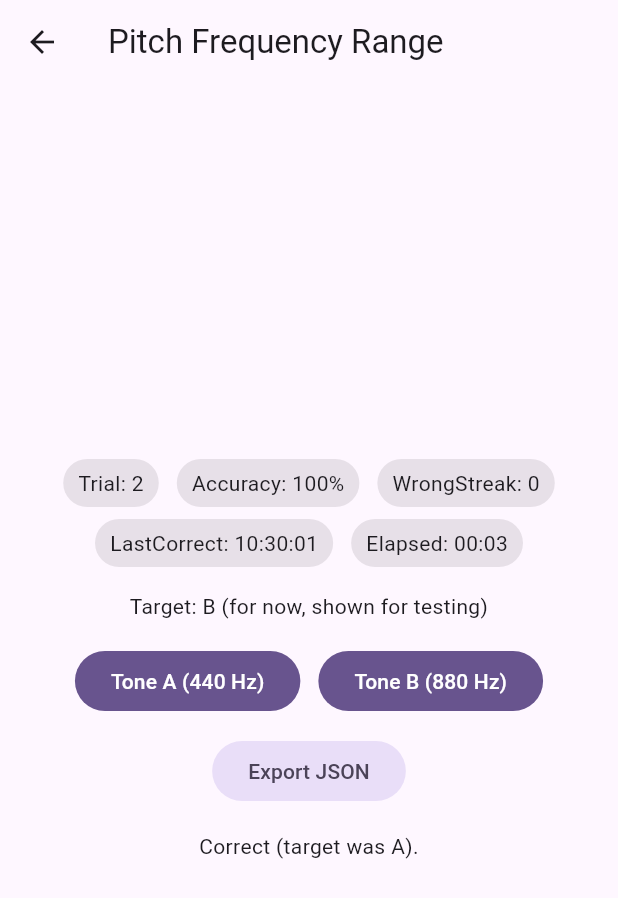
After one commit to cmdor/human_sensing_benchmarks, a Flutter app: the PitchFrequencyRangePage screen opened directly, after a tap on an icon or button, on a phone screen of 412 x 824 dp. The commit adds this screen. Shown: the top 898 px of the screen. Run offline on Flutter 3.47's test engine with Material 3 defaults, Android fonts, the phone set to English and light mode, and no system bars; our stand-ins replace shared_preferences; missing offline and left inert: dart:html, flutter_soloud; accounts and stored records are empty.

Commit message:
feat: add sound processing library

```diff
--- a/lib/main.dart
+++ b/lib/main.dart
@@ -4,6 +4,7 @@ import 'package:flutter/material.dart';
 import 'sight/smallest_noticeable_size.dart';
 import 'sight/contrast_finder.dart';
 import 'sight/outcomes_page.dart';
+import 'sound/pitch_frequency_range.dart';
 
 void main() {
   runApp(const MyApp());
@@ -93,6 +94,17 @@ class TrialHomePage extends StatelessWidget {
                     );
                   },
                   child: const Text('Outcomes'),
+                ),
+                const SizedBox(height: 12),
+                FilledButton.tonal(
+                  onPressed: () {
+                    Navigator.of(context).push(
+                      MaterialPageRoute<void>(
+                        builder: (_) => const PitchFrequencyRangePage(),
+                      ),
+                    );
+                  },
+                  child: const Text('Pitch Frequency Range'),
                 ),
               ],
             ),
--- /dev/null
+++ b/lib/sound/pitch_frequency_range.dart
@@ -0,0 +1,224 @@
+import 'dart:math';
+
+import 'package:flutter/material.dart';
+
+import '../utils/outcomes.dart';
+import '../utils/session_store.dart';
+import '../utils/trial_framework.dart';
+import '../utils/trial_widgets.dart';
+import 'soloud_tone_player.dart';
+
+class ParameterizedSoundGenerator {
+  const ParameterizedSoundGenerator({
+    required this.id,
+    required this.frequencyHz,
+    required this.amplitude,
+    required this.duration,
+  });
+
+  final String id;
+  final double frequencyHz;
+  final double amplitude;
+  final Duration duration;
+}
+
+class SoundTrial {
+  const SoundTrial({
+    required this.targetId,
+    required this.a,
+    required this.b,
+  });
+
+  final String targetId;
+  final ParameterizedSoundGenerator a;
+  final ParameterizedSoundGenerator b;
+}
+
+class SoundGuess {
+  const SoundGuess(this.selectedId);
+  final String selectedId;
+}
+
+class PitchFrequencyRangePage extends StatefulWidget {
+  const PitchFrequencyRangePage({super.key});
+
+  @override
+  State<PitchFrequencyRangePage> createState() => _PitchFrequencyRangePageState();
+}
+
+class _PitchFrequencyRangePageState extends State<PitchFrequencyRangePage> {
+  final Random _random = Random();
+  final SessionStore _store = SessionStore();
+
+  late TrialRunner<SoundTrial, SoundGuess> _runner;
+  List<TrialOutcome> _outcomes = const <TrialOutcome>[];
+  bool _savedSession = false;
+  String _status = 'Tap Tone A or Tone B.';
+
+  static const _toneA = ParameterizedSoundGenerator(
+    id: 'A',
+    frequencyHz: 440,
+    amplitude: 0.6,
+    duration: Duration(milliseconds: 600),
+  );
+
+  static const _toneB = ParameterizedSoundGenerator(
+    id: 'B',
+    frequencyHz: 880,
+    amplitude: 0.6,
+    duration: Duration(milliseconds: 600),
+  );
+
+  @override
+  void initState() {
+    super.initState();
+    _runner = _newRunner();
+    _runner.start();
+  }
+
+  TrialRunner<SoundTrial, SoundGuess> _newRunner() {
+    return TrialRunner<SoundTrial, SoundGuess>(
+      initialState: TrialRunnerState(startedAt: DateTime.now()),
+      generateTrial: (state) {
+        final target = _random.nextBool() ? 'A' : 'B';
+        return SoundTrial(targetId: target, a: _toneA, b: _toneB);
+      },
+      scoreTrial: (trial, guess) {
+        final correct = guess.selectedId == trial.targetId;
+        return TrialScore(
+          correct: correct,
+          valid: true,
+          data: <String, Object?>{
+            'targetId': trial.targetId,
+            'selectedId': guess.selectedId,
+            'aHz': trial.a.frequencyHz,
+            'bHz': trial.b.frequencyHz,
+            'durationMs': trial.a.duration.inMilliseconds,
+          },
+        );
+      },
+      reduceState: (state, score) {
+        final total = state.totalScored + 1;
+        if (!score.correct) {
+          final wrongStreak = state.wrongStreak + 1;
+          return state.copyWith(
+            trialIndex: state.trialIndex + 1,
+            totalScored: total,
+            correctScored: state.correctScored,
+            wrongStreak: wrongStreak,
+            finished: wrongStreak >= 2,
+          );
+        }
+
+        return state.copyWith(
+          trialIndex: state.trialIndex + 1,
+          totalScored: total,
+          correctScored: state.correctScored + 1,
+          wrongStreak: 0,
+          lastCorrectAt: DateTime.now(),
+        );
+      },
+    );
+  }
+
+  Future<void> _play(ParameterizedSoundGenerator g) async {
+    await SoLoudTonePlayer.instance.playSine(
+      frequencyHz: g.frequencyHz,
+      amplitude: g.amplitude,
+      duration: g.duration,
+    );
+  }
+
+  Future<void> _press(String id) async {
+    if (_runner.state.finished) return;
+
+    final trial = _runner.currentTrial;
+    final generator = id == 'A' ? trial.a : trial.b;
+
+    await _play(generator);
+
+    final score = _runner.submitGuess(SoundGuess(id));
+    setState(() {
+      _status = score.correct
+          ? 'Correct (target was ${trial.targetId}).'
+          : 'Wrong (target was ${trial.targetId}).';
+    });
+
+    if (_runner.state.finished) {
+      _onFinished();
+    }
+  }
+
+  void _onFinished() {
+    if (_savedSession) return;
+    _savedSession = true;
+    final outcomes = deriveOutcomes(_runner.report);
+    setState(() {
+      _outcomes = outcomes;
+      _status = 'Finished (2 wrong in a row).';
+    });
+    _store.appendSession(_runner.report, _runner.summaryJson());
+  }
+
+  void _restart() {
+    setState(() {
+      _runner = _newRunner();
+      _runner.start();
+      _outcomes = const <TrialOutcome>[];
+      _savedSession = false;
+      _status = 'Tap Tone A or Tone B.';
+    });
+  }
+
+  @override
+  Widget build(BuildContext context) {
+    final trial = _runner.currentTrial;
+    return Scaffold(
+      appBar: AppBar(title: const Text('Pitch Frequency Range')),
+      body: Center(
+        child: SingleChildScrollView(
+          padding: const EdgeInsets.all(24),
+          child: ConstrainedBox(
+            constraints: const BoxConstraints(maxWidth: 520),
+            child: Column(
+              mainAxisSize: MainAxisSize.min,
+              children: [
+                SessionStatsBar(runner: _runner),
+                const SizedBox(height: 16),
+                Text(
+                  'Target: ${trial.targetId} (for now, shown for testing)',
+                  textAlign: TextAlign.center,
+                ),
+                const SizedBox(height: 16),
+                Wrap(
+                  spacing: 12,
+                  runSpacing: 12,
+                  alignment: WrapAlignment.center,
+                  children: [
+                    FilledButton(
+                      onPressed: _runner.state.finished ? null : () => _press('A'),
+                      child: Text('Tone A (${trial.a.frequencyHz.toInt()} Hz)'),
+                    ),
+                    FilledButton(
+                      onPressed: _runner.state.finished ? null : () => _press('B'),
+                      child: Text('Tone B (${trial.b.frequencyHz.toInt()} Hz)'),
+                    ),
+                  ],
+                ),
+                const SizedBox(height: 12),
+                ExportJsonButton(runner: _runner),
+                const SizedBox(height: 16),
+                Text(_status, textAlign: TextAlign.center),
+                if (_runner.state.finished) OutcomesSummary(outcomes: _outcomes),
+                if (_runner.state.finished) ...[
+                  const SizedBox(height: 12),
+                  TextButton(onPressed: _restart, child: const Text('Restart')),
+                ],
+              ],
+            ),
+          ),
+        ),
+      ),
+    );
+  }
+}
--- /dev/null
+++ b/lib/sound/soloud_tone_player.dart
@@ -0,0 +1,69 @@
+import 'dart:async';
+
+import 'package:flutter_soloud/flutter_soloud.dart';
+
+/// Minimal helper to play short procedural sine tones via SoLoud.
+///
+/// This keeps SoLoud init + waveform creation out of the UI layer.
+class SoLoudTonePlayer {
+  SoLoudTonePlayer._();
+
+  static final SoLoudTonePlayer instance = SoLoudTonePlayer._();
+
+  final SoLoud _soloud = SoLoud.instance;
+  bool _initialized = false;
+
+  AudioSource? _sineSource;
+
+  Future<void> _ensureInit() async {
+    if (_initialized) return;
+    await _soloud.init();
+    _initialized = true;
+  }
+
+  Future<AudioSource> _ensureSineSource() async {
+    await _ensureInit();
+    if (_sineSource != null) return _sineSource!;
+
+    // Load a procedural sine waveform. We reuse a single source and just set
+    // frequency before each play.
+    _sineSource = await _soloud.loadWaveform(
+      WaveForm.sin,
+      false, // superWave
+      1.0, // scale
+      0.0, // detune
+    );
+    return _sineSource!;
+  }
+
+  /// Play a sine tone. Returns once playback has been started.
+  ///
+  /// Note: `duration` is enforced by fading to 0 and stopping.
+  Future<void> playSine({
+    required double frequencyHz,
+    required double amplitude,
+    required Duration duration,
+  }) async {
+    final source = await _ensureSineSource();
+    _soloud.setWaveformFreq(source, frequencyHz);
+
+    final handle = _soloud.play(source, volume: amplitude.clamp(0.0, 1.0));
+    // Fade out and stop after duration to simulate a tone length.
+    _soloud.fadeVolume(handle, 0.0, duration);
+    unawaited(
+      Future<void>.delayed(duration, () async {
+        await _soloud.stop(handle);
+      }),
+    );
+  }
+
+  Future<void> dispose() async {
+    if (!_initialized) return;
+    if (_sineSource != null) {
+      await _soloud.disposeSource(_sineSource!);
+      _sineSource = null;
+    }
+    _soloud.deinit();
+    _initialized = false;
+  }
+}
--- a/pubspec.yaml
+++ b/pubspec.yaml
@@ -35,6 +35,7 @@ dependencies:
   # Use with the CupertinoIcons class for iOS style icons.
   cupertino_icons: ^1.0.8
   shared_preferences: ^2.3.2
+  flutter_soloud: ^4.0.0
 
 dev_dependencies:
   flutter_test:
```
Also changed, not shown: pubspec.lock, 3 other files.
